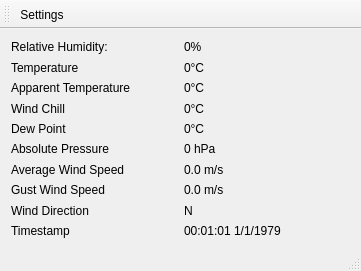
Before: the Qt Designer form desktop/mainwindow.ui in davidrg/zxweather, drawn with Qt 5.
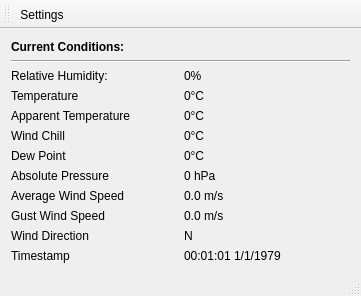
After: the same form once the commit is applied. Icons and pictures are not drawn.

Commit message: Slight UI Tidyup

```diff
--- a/desktop/mainwindow.ui
+++ b/desktop/mainwindow.ui
@@ -19,7 +19,7 @@
   </property>
   <widget class="QWidget" name="centralWidget">
    <layout class="QGridLayout" name="gridLayout_2">
-    <item row="0" column="0">
+    <item row="2" column="0">
      <layout class="QGridLayout" name="gridLayout">
       <item row="1" column="1">
        <widget class="QLabel" name="lblTemperature">
@@ -163,6 +163,20 @@
       </item>
      </layout>
     </item>
+    <item row="0" column="0">
+     <widget class="QLabel" name="label">
+      <property name="text">
+       <string>&lt;b&gt;Current Conditions:&lt;/b&gt;</string>
+      </property>
+     </widget>
+    </item>
+    <item row="1" column="0">
+     <widget class="Line" name="line">
+      <property name="orientation">
+       <enum>Qt::Horizontal</enum>
+      </property>
+     </widget>
+    </item>
    </layout>
   </widget>
   <widget class="QMenuBar" name="menuBar">
```
